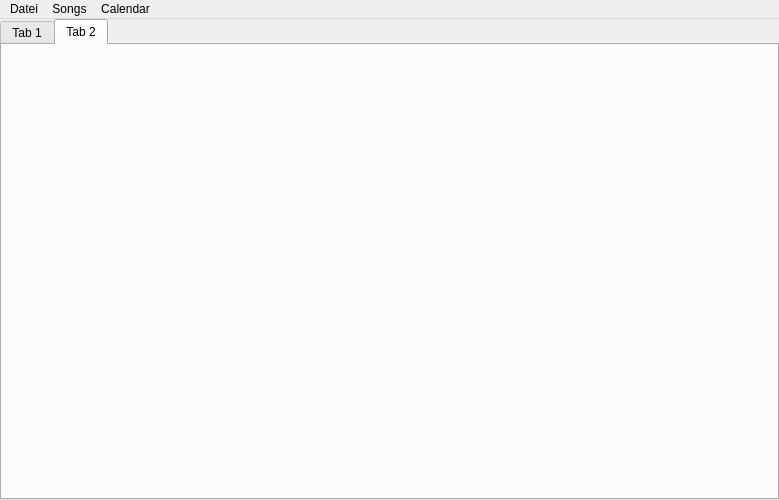
First picture: the form in gui/Gui/mainwindow.ui, repository pasbi/CAN, before the edit.
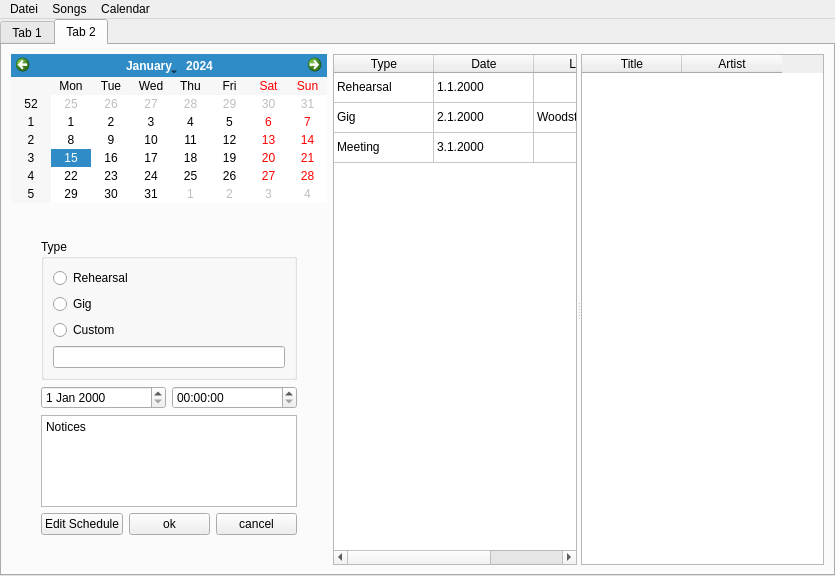
Second picture: the form after the edit. The open tabs and pages were chosen to show the change.

The edit to the form file:
```diff
--- a/gui/Gui/mainwindow.ui
+++ b/gui/Gui/mainwindow.ui
@@ -6,8 +6,8 @@
    <rect>
     <x>0</x>
     <y>0</y>
-    <width>779</width>
-    <height>500</height>
+    <width>835</width>
+    <height>576</height>
    </rect>
   </property>
   <property name="windowTitle">
@@ -289,6 +289,219 @@
        <attribute name="title">
         <string>Tab 2</string>
        </attribute>
+       <layout class="QHBoxLayout" name="horizontalLayout_6" stretch="0,1">
+        <item>
+         <layout class="QVBoxLayout" name="verticalLayout_6">
+          <item>
+           <widget class="QCalendarWidget" name="calendarWidget"/>
+          </item>
+          <item>
+           <spacer name="verticalSpacer">
+            <property name="orientation">
+             <enum>Qt::Vertical</enum>
+            </property>
+            <property name="sizeHint" stdset="0">
+             <size>
+              <width>20</width>
+              <height>40</height>
+             </size>
+            </property>
+           </spacer>
+          </item>
+          <item>
+           <layout class="QVBoxLayout" name="verticalLayout_5">
+            <property name="leftMargin">
+             <number>30</number>
+            </property>
+            <property name="topMargin">
+             <number>30</number>
+            </property>
+            <property name="rightMargin">
+             <number>30</number>
+            </property>
+            <property name="bottomMargin">
+             <number>30</number>
+            </property>
+            <item>
+             <widget class="QGroupBox" name="groupBox">
+              <property name="title">
+               <string>Type</string>
+              </property>
+              <layout class="QVBoxLayout" name="verticalLayout_4">
+               <item>
+                <widget class="QRadioButton" name="radioButton">
+                 <property name="text">
+                  <string>Rehearsal</string>
+                 </property>
+                </widget>
+               </item>
+               <item>
+                <widget class="QRadioButton" name="radioButton_2">
+                 <property name="text">
+                  <string>Gig</string>
+                 </property>
+                </widget>
+               </item>
+               <item>
+                <widget class="QRadioButton" name="radioButton_3">
+                 <property name="text">
+                  <string>Custom</string>
+                 </property>
+                </widget>
+               </item>
+               <item>
+                <widget class="QLineEdit" name="lineEdit_2"/>
+               </item>
+              </layout>
+             </widget>
+            </item>
+            <item>
+             <layout class="QHBoxLayout" name="horizontalLayout_5">
+              <item>
+               <widget class="QDateEdit" name="dateEdit"/>
+              </item>
+              <item>
+               <widget class="QTimeEdit" name="timeEdit"/>
+              </item>
+             </layout>
+            </item>
+            <item>
+             <widget class="QPlainTextEdit" name="plainTextEdit">
+              <property name="plainText">
+               <string>Notices
+</string>
+              </property>
+             </widget>
+            </item>
+            <item>
+             <layout class="QHBoxLayout" name="horizontalLayout_4">
+              <item>
+               <widget class="QPushButton" name="pushButton_7">
+                <property name="text">
+                 <string>Edit Schedule</string>
+                </property>
+               </widget>
+              </item>
+              <item>
+               <widget class="QPushButton" name="pushButton_8">
+                <property name="text">
+                 <string>ok</string>
+                </property>
+               </widget>
+              </item>
+              <item>
+               <widget class="QPushButton" name="pushButton_9">
+                <property name="text">
+                 <string>cancel</string>
+                </property>
+               </widget>
+              </item>
+             </layout>
+            </item>
+           </layout>
+          </item>
+         </layout>
+        </item>
+        <item>
+         <widget class="QSplitter" name="splitter_2">
+          <property name="orientation">
+           <enum>Qt::Horizontal</enum>
+          </property>
+          <widget class="QTableWidget" name="tableWidget_2">
+           <attribute name="verticalHeaderVisible">
+            <bool>false</bool>
+           </attribute>
+           <row>
+            <property name="text">
+             <string>New Row</string>
+            </property>
+           </row>
+           <row>
+            <property name="text">
+             <string>New Row</string>
+            </property>
+           </row>
+           <row>
+            <property name="text">
+             <string>New Row</string>
+            </property>
+           </row>
+           <column>
+            <property name="text">
+             <string>Type</string>
+            </property>
+           </column>
+           <column>
+            <property name="text">
+             <string>Date</string>
+            </property>
+           </column>
+           <column>
+            <property name="text">
+             <string>Label</string>
+            </property>
+           </column>
+           <item row="0" column="0">
+            <property name="text">
+             <string>Rehearsal</string>
+            </property>
+           </item>
+           <item row="0" column="1">
+            <property name="text">
+             <string>1.1.2000</string>
+            </property>
+           </item>
+           <item row="0" column="2">
+            <property name="text">
+             <string/>
+            </property>
+           </item>
+           <item row="1" column="0">
+            <property name="text">
+             <string>Gig</string>
+            </property>
+           </item>
+           <item row="1" column="1">
+            <property name="text">
+             <string>2.1.2000</string>
+            </property>
+           </item>
+           <item row="1" column="2">
+            <property name="text">
+             <string>Woodstock</string>
+            </property>
+           </item>
+           <item row="2" column="0">
+            <property name="text">
+             <string>Meeting</string>
+            </property>
+           </item>
+           <item row="2" column="1">
+            <property name="text">
+             <string>3.1.2000</string>
+            </property>
+           </item>
+           <item row="2" column="2">
+            <property name="text">
+             <string/>
+            </property>
+           </item>
+          </widget>
+          <widget class="QTableWidget" name="tableWidget_3">
+           <column>
+            <property name="text">
+             <string>Title</string>
+            </property>
+           </column>
+           <column>
+            <property name="text">
+             <string>Artist</string>
+            </property>
+           </column>
+          </widget>
+         </widget>
+        </item>
+       </layout>
       </widget>
      </widget>
     </item>
@@ -299,7 +512,7 @@
     <rect>
      <x>0</x>
      <y>0</y>
-     <width>779</width>
+     <width>835</width>
      <height>27</height>
     </rect>
    </property>
```
Left out of the diff: 3 changed lines with no effect on the pictures.
